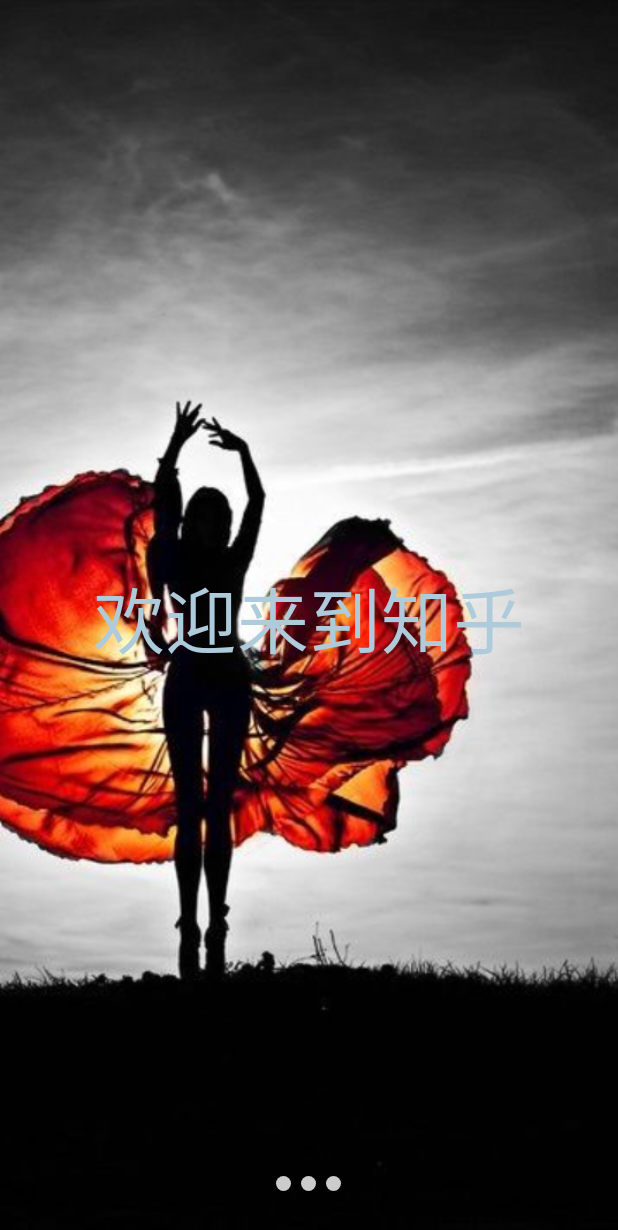
After one commit to zengfanyu/DailyNews, an Android app: the GuideActivity screen opened directly, with no data from a screen before it, on a phone screen of 412 x 824 dp. The commit adds this screen. Shown: the top 1230 px of the screen. Run offline under Robolectric (Android 15) with nearby library versions, the phone set to English and light mode, and no system bars.

Commit message:
添加引导页面

```diff
--- a/app/src/main/java/com/project/zfy/zhihu/activity/BaseContentActivity.java
+++ b/app/src/main/java/com/project/zfy/zhihu/activity/BaseContentActivity.java
@@ -22,7 +22,6 @@ import com.project.zfy.zhihu.db.WebCacheDbHelper;
 import com.project.zfy.zhihu.global.Constant;
 import com.project.zfy.zhihu.moudle.StoriesEntity;
 import com.project.zfy.zhihu.utils.HttpUtils;
-import com.project.zfy.zhihu.utils.LogUtils;
 import com.project.zfy.zhihu.utils.UIUtils;
 import com.project.zfy.zhihu.view.RevealBackgroundView;
 
@@ -79,6 +78,8 @@ public abstract class BaseContentActivity extends AppCompatActivity implements R
             mBackgroundView.getViewTreeObserver().addOnPreDrawListener(new ViewTreeObserver.OnPreDrawListener() {
                 @Override
                 public boolean onPreDraw() {
+                    //Callback method to be invoked when the view tree is about to be drawn.
+                    // At this point, all views in the tree have been measured and given a frame.
                     mBackgroundView.getViewTreeObserver().removeOnPreDrawListener(this);
                     mBackgroundView.startFromLocation(mStartingLocation);
                     return true;
@@ -111,9 +112,7 @@ public abstract class BaseContentActivity extends AppCompatActivity implements R
                 public void onSuccess(int statusCode, Header[] headers, String responseString) {
                     //请求数据成功，缓存到数据库
                     SQLiteDatabase db = mDbHelper.getWritableDatabase();
-//                    responseString = responseString.replaceAll("'", "''");
-
-                    LogUtils.d("responseString--->" + responseString);
+                    responseString = responseString.replaceAll("'", "''");
                     db.execSQL("replace into Cache(newsId,json) values(" + mEntity.getId() + ",'" + responseString + "')");
                     db.close();
                     parseJsonData(responseString);
--- /dev/null
+++ b/app/src/main/java/com/project/zfy/zhihu/activity/GuideActivity.java
@@ -0,0 +1,213 @@
+package com.project.zfy.zhihu.activity;
+
+import android.annotation.TargetApi;
+import android.content.Intent;
+import android.os.Build;
+import android.os.Bundle;
+import android.support.v4.view.PagerAdapter;
+import android.support.v4.view.ViewPager;
+import android.support.v7.app.AppCompatActivity;
+import android.view.View;
+import android.view.ViewGroup;
+import android.view.ViewTreeObserver;
+import android.widget.Button;
+import android.widget.ImageView;
+import android.widget.LinearLayout;
+import android.widget.RelativeLayout;
+
+import com.project.zfy.zhihu.R;
+import com.project.zfy.zhihu.global.Constant;
+import com.project.zfy.zhihu.utils.SharedPreferenceUtils;
+import com.project.zfy.zhihu.view.ViewPagerWithAnim;
+
+import java.util.ArrayList;
+
+/**
+ * guide页面
+ * Created by zfy on 2016/8/13.
+ */
+public class GuideActivity extends AppCompatActivity {
+
+    private ViewPagerWithAnim mVp_pager;
+    private int[] mImgIDs;
+    private ArrayList<ImageView> mViewArrayList;
+    private Button bt_start;
+    private LinearLayout ll_container;
+    private ImageView iv_red_point;
+    private int mPointDis;
+
+    @Override
+    protected void onCreate(Bundle savedInstanceState) {
+        super.onCreate(savedInstanceState);
+        setContentView(R.layout.activity_guide);
+
+        initView();
+
+        initData();
+
+        mVp_pager.setAdapter(new MyPagerAdapter());
+    }
+
+    private void initView() {
+
+        ll_container = (LinearLayout) findViewById(R.id.ll_container);
+
+        iv_red_point = (ImageView) findViewById(R.id.iv_red_point);
+
+        mVp_pager = (ViewPagerWithAnim) findViewById(R.id.vp_pager);
+
+        //监听ViewPager页面的滑动
+        mVp_pager.setOnPageChangeListener(new ViewPager.OnPageChangeListener() {
+            @Override
+            public void onPageScrolled(int position, float positionOffset, int positionOffsetPixels) {
+                //小红点的最新位置(leftMargin)==移动的百分比(positionOffset)*两圆点之间的距离(mPointDis)+当前位置
+
+                int leftMargin = (int) (mPointDis * positionOffset + position * mPointDis);
+                //拿到小红点的布局参数
+//                RelativeLayout.LayoutParams params = (RelativeLayout.LayoutParams) iv_red_point.getLayoutParams();
+
+                RelativeLayout.LayoutParams params =
+                        new RelativeLayout.LayoutParams(LinearLayout.LayoutParams.WRAP_CONTENT,
+                                LinearLayout.LayoutParams.WRAP_CONTENT);
+
+                //改变最新的位置
+                params.leftMargin = leftMargin;
+                //重新设置给小红点
+                iv_red_point.setLayoutParams(params);
+
+
+            }
+
+            @Override //当某个页面被选中的时候,回调方法
+            public void onPageSelected(int position) {
+                //只有在最后一个guide页面的时候,才显示Start按钮
+                if (position == mViewArrayList.size() - 1) {
+                    bt_start.setVisibility(View.VISIBLE);
+                } else {
+                    bt_start.setVisibility(View.GONE);
+                }
+
+
+            }
+
+            @Override
+            public void onPageScrollStateChanged(int state) {
+
+            }
+        });
+
+
+        //监听layout方法结束,位置确定好了之后,再计算值
+        iv_red_point.getViewTreeObserver().addOnGlobalLayoutListener(new ViewTreeObserver.OnGlobalLayoutListener() {
+            @TargetApi(Build.VERSION_CODES.JELLY_BEAN)
+            @Override
+            public void onGlobalLayout() {
+                //layout方法结束后的回调
+
+                //移除监听,避免重复回调
+                iv_red_point.getViewTreeObserver().removeOnGlobalLayoutListener(this);
+
+                /*计算两个圆点的距离 第二个圆点的left值-第一个圆点的left值
+                 * measures->layout(确定位置)->draw Acivity的onCreate方法结束后才会走这个流程
+                 * */
+                mPointDis = ll_container.getChildAt(1).getLeft() - ll_container.getChildAt(0).getLeft();
+
+
+            }
+        });
+
+        bt_start = (Button) findViewById(R.id.bt_start);
+
+        bt_start.setOnClickListener(new View.OnClickListener() {
+            @Override
+            public void onClick(View v) {
+                startActivity();
+
+                SharedPreferenceUtils.putBoolean(GuideActivity.this, Constant.IS_FIRST_ENTER, false);
+            }
+        });
+
+
+    }
+
+    private void initData() {
+
+        mImgIDs = new int[]{R.drawable.guide_01, R.drawable.guide_02, R.drawable.guide_03};
+
+        mViewArrayList = new ArrayList<>();
+
+        for (int i = 0; i < mImgIDs.length; i++) {
+            ImageView imageView = new ImageView(GuideActivity.this);
+            imageView.setImageResource(mImgIDs[i]);
+            imageView.setScaleType(ImageView.ScaleType.CENTER_CROP);
+            mViewArrayList.add(imageView);
+
+            //初始化底部小灰点
+            ImageView point_gray = new ImageView(GuideActivity.this);
+            point_gray.setImageResource(R.drawable.shape_point_gray);
+            //拿到布局参数
+            LinearLayout.LayoutParams params =
+                    new LinearLayout.LayoutParams(LinearLayout.LayoutParams.WRAP_CONTENT,
+                            LinearLayout.LayoutParams.WRAP_CONTENT);
+
+            if (i > 0) {
+                //从第二个小灰点开始设置margin
+                params.leftMargin = 10;
+            }
+            //设置布局参数给小灰点
+            point_gray.setLayoutParams(params);
+            //将小灰点添加到容器中
+            ll_container.addView(point_gray);
+
+
+        }
+    }
+
+    /**
+     * 跳转Activity的方法
+     *
+     * @author zfy
+     * @created at 2016/8/13 18:42
+     */
+    public void startActivity() {
+        Intent intent = new Intent(GuideActivity.this, MainActivity.class);
+        startActivity(intent);
+        //Activity之间跳转的动画效果
+        overridePendingTransition(android.R.anim.fade_in, android.R.anim.fade_out);
+        finish();
+    }
+
+
+    private class MyPagerAdapter extends PagerAdapter {
+        @Override
+        public int getCount() {
+            return mImgIDs.length;
+        }
+
+        @Override
+        public boolean isViewFromObject(View view, Object object) {
+            return view == object;
+        }
+
+        @Override
+        public Object instantiateItem(ViewGroup container, int position) {
+
+
+            mVp_pager.setViewForPosition(mViewArrayList.get(position), position);
+
+            container.addView(mViewArrayList.get(position));
+
+            return mViewArrayList.get(position);
+        }
+
+        @Override
+        public void destroyItem(ViewGroup container, int position, Object object) {
+
+            container.removeView(mViewArrayList.get(position));
+            mVp_pager.removeViewForPosition(position);
+
+        }
+
+
+    }
+}
--- a/app/src/main/java/com/project/zfy/zhihu/activity/SplashActivity.java
+++ b/app/src/main/java/com/project/zfy/zhihu/activity/SplashActivity.java
@@ -14,6 +14,7 @@ import com.project.zfy.zhihu.R;
 import com.project.zfy.zhihu.global.Constant;
 import com.project.zfy.zhihu.utils.HttpUtils;
 import com.project.zfy.zhihu.utils.IOUtils;
+import com.project.zfy.zhihu.utils.SharedPreferenceUtils;
 import com.project.zfy.zhihu.utils.ToastUtils;
 import com.project.zfy.zhihu.utils.UIUtils;
 
@@ -38,7 +39,7 @@ public class SplashActivity extends AppCompatActivity {
         super.onCreate(savedInstanceState);
 
         //在入口activity出初始化SharedSDK
-        ShareSDK.initSDK(this,"15d2bf5fa8b3f");
+        ShareSDK.initSDK(this, "15d2bf5fa8b3f");
 
 
         setContentView(R.layout.activity_splash);
@@ -110,15 +111,19 @@ public class SplashActivity extends AppCompatActivity {
                                     public void onSuccess(int statusCode, Header[] headers, byte[] binaryData) {
                                         //将图片存入缓存文件夹中
                                         saveImage(imageFile, binaryData);
+
+                                        boolean isFirstEnter = SharedPreferenceUtils.getBoolean(SplashActivity.this, Constant.IS_FIRST_ENTER, true);
                                         //跳转到MainActivity
-                                        startActivity();
+                                        startActivity(isFirstEnter);
                                     }
 
                                     @Override
                                     public void onFailure(int statusCode, Header[] headers, byte[] binaryData, Throwable error) {
                                         ToastUtils.ToastUtils(getApplicationContext(), "网络开小差了...");
+
+                                        boolean isFirstEnter = SharedPreferenceUtils.getBoolean(SplashActivity.this, Constant.IS_FIRST_ENTER, true);
                                         //跳转到MainActivity
-                                        startActivity();
+                                        startActivity(isFirstEnter);
                                     }
                                 });
                             } catch (JSONException e) {
@@ -133,7 +138,10 @@ public class SplashActivity extends AppCompatActivity {
                     });
                 } else {
                     ToastUtils.ToastUtils(UIUtils.getContext(), "没有网络连接!!!");
-                    startActivity();
+
+                    boolean isFirstEnter = SharedPreferenceUtils.getBoolean(SplashActivity.this, Constant.IS_FIRST_ENTER, true);
+                    //跳转到MainActivity
+                    startActivity(isFirstEnter);
                 }
 
             }
@@ -185,8 +193,15 @@ public class SplashActivity extends AppCompatActivity {
      * @author zfy
      * @created at 2016/8/2 9:24
      */
-    public void startActivity() {
-        Intent intent = new Intent(SplashActivity.this, MainActivity.class);
+    public void startActivity(boolean isFirstEnter) {
+
+
+        Intent intent;
+        if (isFirstEnter) {
+            intent = new Intent(SplashActivity.this, GuideActivity.class);
+        } else {
+            intent = new Intent(SplashActivity.this, MainActivity.class);
+        }
         startActivity(intent);
         //Activity之间跳转的动画效果
         overridePendingTransition(android.R.anim.fade_in, android.R.anim.fade_out);
--- a/app/src/main/java/com/project/zfy/zhihu/global/Constant.java
+++ b/app/src/main/java/com/project/zfy/zhihu/global/Constant.java
@@ -100,4 +100,11 @@ public class Constant {
     *@created at 2016/8/7 10:20
     */
     public static final String READ_IDS = "read_ids";
+
+    /**
+    *标记是否时第一次进入APP
+    *@author zfy
+    *@created at 2016/8/13 18:12
+    */
+    public static final String IS_FIRST_ENTER = "is_first_enter";
 }
--- /dev/null
+++ b/app/src/main/java/com/project/zfy/zhihu/view/ViewPagerWithAnim.java
@@ -0,0 +1,104 @@
+package com.project.zfy.zhihu.view;
+
+import android.content.Context;
+import android.support.v4.view.ViewPager;
+import android.util.AttributeSet;
+import android.view.View;
+
+import java.util.HashMap;
+import java.util.Map;
+
+/**
+ * 自定义的带动画效果的ViewPager
+ * Created by zfy on 2016/8/13.
+ */
+public class ViewPagerWithAnim extends ViewPager {
+
+
+    private View mLeftView;
+    private View mRightView;
+
+    private float mTrans;
+    private float mScale;
+    private float mAlpha;
+
+    private static final float MIN_SCALE = 0.6f;
+
+    private Map<Integer, View> mChildren = new HashMap<>();
+
+    public ViewPagerWithAnim(Context context) {
+        super(context);
+    }
+
+    public ViewPagerWithAnim(Context context, AttributeSet attrs) {
+        super(context, attrs);
+    }
+
+    /**
+    *将View机器对应的pisiton设置进HashMap
+    *@author zfy
+    *@created at 2016/8/13 17:14
+    */
+    public void setViewForPosition(View view, int position) {
+        mChildren.put(position, view);
+
+    }
+
+
+    /**
+    *将HashMap在position位置处的view移除掉
+    *@author zfy
+    *@created at 2016/8/13 17:15
+    */
+    public void removeViewForPosition(int position) {
+        mChildren.remove(position);
+    }
+
+
+    @Override
+    protected void onPageScrolled(int position, float offset, int offsetPixels) {
+
+//        Log.d("onPageScrolled--->", "position:" + position + ",offset:" + offset + ",offsetPixels:" + offsetPixels);
+
+
+        //通过属性动画,来达到动画的效果
+        mLeftView = mChildren.get(position);
+        mRightView = mChildren.get(position + 1);
+
+        animStack(mLeftView, mRightView, offset, offsetPixels);
+
+        super.onPageScrolled(position, offset, offsetPixels);
+    }
+
+
+    /**
+     * 给ViewPager的View设置的动画
+     *
+     * @author zfy
+     * @created at 2016/8/13 16:23
+     */
+    private void animStack(View leftView, View rightView, float offset, int offsetPixels) {
+        if (rightView != null) {
+            mScale = (1 - MIN_SCALE) * offset + MIN_SCALE;
+            mTrans = -getWidth() - getPageMargin() + offsetPixels;
+
+            rightView.setScaleX(mScale);
+            rightView.setScaleY(mScale);
+
+            rightView.setTranslationX(mTrans);
+            rightView.setTranslationY(0);
+
+
+        }
+
+        if (leftView != null) {
+            mAlpha = 1 - offset;
+
+            leftView.bringToFront();
+
+            leftView.setAlpha(mAlpha);
+        }
+    }
+
+
+}
--- /dev/null
+++ b/app/src/main/res/drawable/selector_btn_guide.xml
@@ -0,0 +1,6 @@
+<?xml version="1.0" encoding="utf-8"?>
+<selector xmlns:android="http://schemas.android.com/apk/res/android">
+    <item android:state_pressed="true" android:drawable="@drawable/button_red_pressed"/>
+    <item android:drawable="@drawable/button_red_normal"/>
+
+</selector>
--- /dev/null
+++ b/app/src/main/res/drawable/selector_txt_guide.xml
@@ -0,0 +1,7 @@
+<?xml version="1.0" encoding="utf-8"?>
+<selector xmlns:android="http://schemas.android.com/apk/res/android">
+
+    <item android:color="#000" android:state_pressed="true"/>
+    <item android:color="#fff"/>
+
+</selector>
--- /dev/null
+++ b/app/src/main/res/drawable/shape_point_gray.xml
@@ -0,0 +1,9 @@
+<?xml version="1.0" encoding="utf-8"?>
+<shape xmlns:android="http://schemas.android.com/apk/res/android" android:shape="oval">
+
+    <solid android:color="#cccccc"/>
+
+    <size android:height="10dp" android:width="10dp"/>
+
+
+</shape>
--- /dev/null
+++ b/app/src/main/res/drawable/shape_point_red.xml
@@ -0,0 +1,12 @@
+<?xml version="1.0" encoding="utf-8"?>
+<shape xmlns:android="http://schemas.android.com/apk/res/android"
+       android:shape="oval">
+
+    <solid android:color="#f00"/>
+
+    <size
+        android:width="10dp"
+        android:height="10dp"/>
+
+
+</shape>
--- /dev/null
+++ b/app/src/main/res/layout/activity_guide.xml
@@ -0,0 +1,59 @@
+<?xml version="1.0" encoding="utf-8"?>
+<RelativeLayout xmlns:android="http://schemas.android.com/apk/res/android"
+                android:layout_width="match_parent"
+                android:layout_height="match_parent"
+                android:orientation="vertical">
+
+    <com.project.zfy.zhihu.view.ViewPagerWithAnim
+        android:id="@+id/vp_pager"
+        android:layout_width="match_parent"
+        android:layout_height="match_parent">
+
+    </com.project.zfy.zhihu.view.ViewPagerWithAnim>
+
+    <TextView
+        android:id="@+id/tv_title"
+        android:layout_width="match_parent"
+        android:layout_height="wrap_content"
+        android:layout_centerInParent="true"
+        android:gravity="center"
+        android:text="欢迎来到知乎"
+        android:textColor="#aecbdc"
+        android:textSize="48sp"/>
+
+    <Button
+        android:id="@+id/bt_start"
+        android:layout_width="120dp"
+        android:layout_height="60dp"
+        android:layout_alignParentBottom="true"
+        android:layout_centerHorizontal="true"
+        android:layout_marginBottom="72dp"
+        android:background="@drawable/selector_btn_guide"
+        android:text="Start"
+        android:textColor="@drawable/selector_txt_guide"
+        android:visibility="gone"/>
+
+
+    <RelativeLayout
+        android:layout_width="wrap_content"
+        android:layout_height="wrap_content"
+        android:layout_alignParentBottom="true"
+        android:layout_centerHorizontal="true"
+        android:layout_marginBottom="30dp">
+
+        <LinearLayout
+            android:id="@+id/ll_container"
+            android:layout_width="wrap_content"
+            android:layout_height="wrap_content"
+            android:orientation="horizontal">
+        </LinearLayout>
+
+        <ImageView
+            android:id="@+id/iv_red_point"
+            android:layout_width="wrap_content"
+            android:layout_height="wrap_content"
+            android:src="@drawable/shape_point_red"/>
+
+    </RelativeLayout>
+
+</RelativeLayout>
--- a/app/src/main/res/layout/kanner.xml
+++ b/app/src/main/res/layout/kanner.xml
@@ -1,5 +1,5 @@
 <?xml version="1.0" encoding="utf-8"?>
-<LinearLayout xmlns:android="http://schemas.android.com/apk/res/android"
+<RelativeLayout xmlns:android="http://schemas.android.com/apk/res/android"
               android:orientation="vertical"
               android:layout_width="match_parent"
               android:layout_height="match_parent">
@@ -9,4 +9,6 @@
         android:layout_width="match_parent"
         android:layout_height="230dp"/>
 
-</LinearLayout>
+
+
+</RelativeLayout>
--- a/app/src/main/res/layout/kanner_content_layout.xml
+++ b/app/src/main/res/layout/kanner_content_layout.xml
@@ -17,7 +17,7 @@
         android:layout_marginBottom="25dp"
         android:padding="10dp"
         android:text="标题"
-        android:textColor="@android:color/white"
+        android:textColor="#FAFFF0"
         android:textSize="20sp" />
 
 </FrameLayout>
--- a/app/src/main/res/layout/kanner_layout.xml
+++ b/app/src/main/res/layout/kanner_layout.xml
@@ -1,12 +1,19 @@
 <?xml version="1.0" encoding="utf-8"?>
 <merge xmlns:android="http://schemas.android.com/apk/res/android"
        android:layout_width="match_parent"
-       android:layout_height="match_parent" >
+       android:layout_height="match_parent">
+
+
+
+
 
         <android.support.v4.view.ViewPager
             android:id="@+id/vp"
             android:layout_width="match_parent"
-        android:layout_height="match_parent" />
+            android:layout_height="match_parent"/>
+
+
+
 
         <LinearLayout
             android:id="@+id/ll_dot"
@@ -15,7 +22,12 @@
             android:layout_gravity="bottom"
             android:gravity="right"
             android:orientation="horizontal"
-        android:padding="8dp" >
+            android:layout_alignBottom="@+id/vp"
+            android:padding="8dp">
         </LinearLayout>
 
+
+
+
+
 </merge>
```
Also changed, not shown: app/src/main/AndroidManifest.xml (+27 -22 lines), app/src/main/res/drawable/button_red_normal.9.png (added), app/src/main/res/drawable/button_red_pressed.9.png (added), app/src/main/res/drawable/guide_01.jpg (added), app/src/main/res/drawable/guide_02.jpg (added), app/src/main/res/drawable/guide_03.jpg (added). Lines whose indentation alone changed are shown as unchanged.
